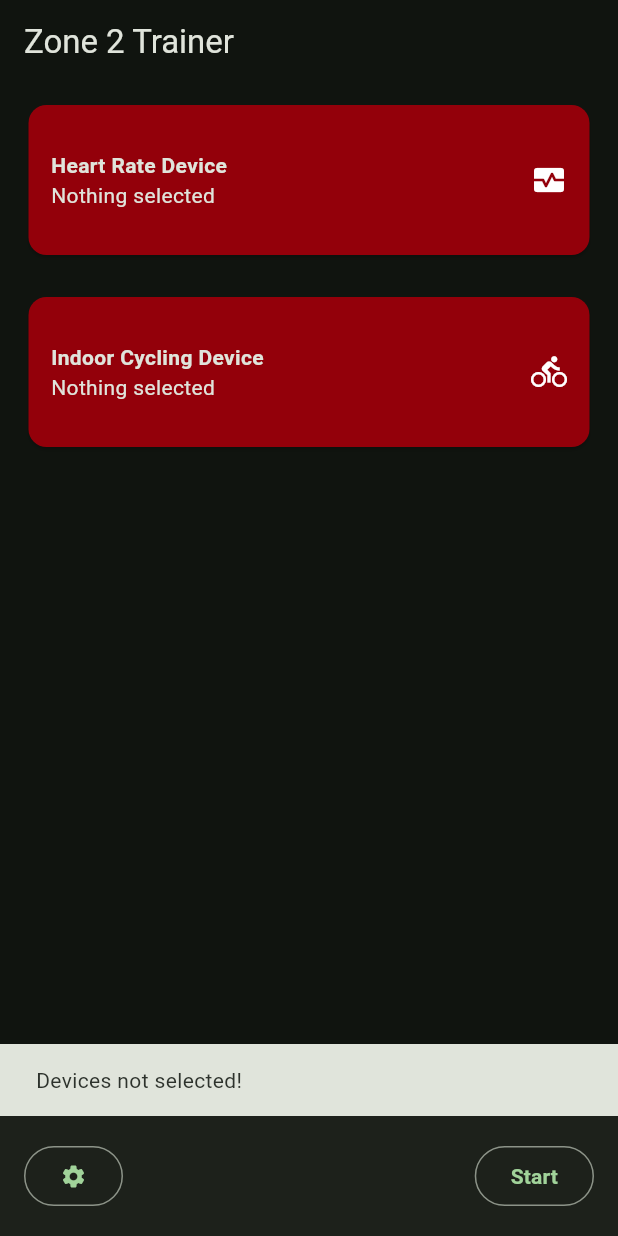
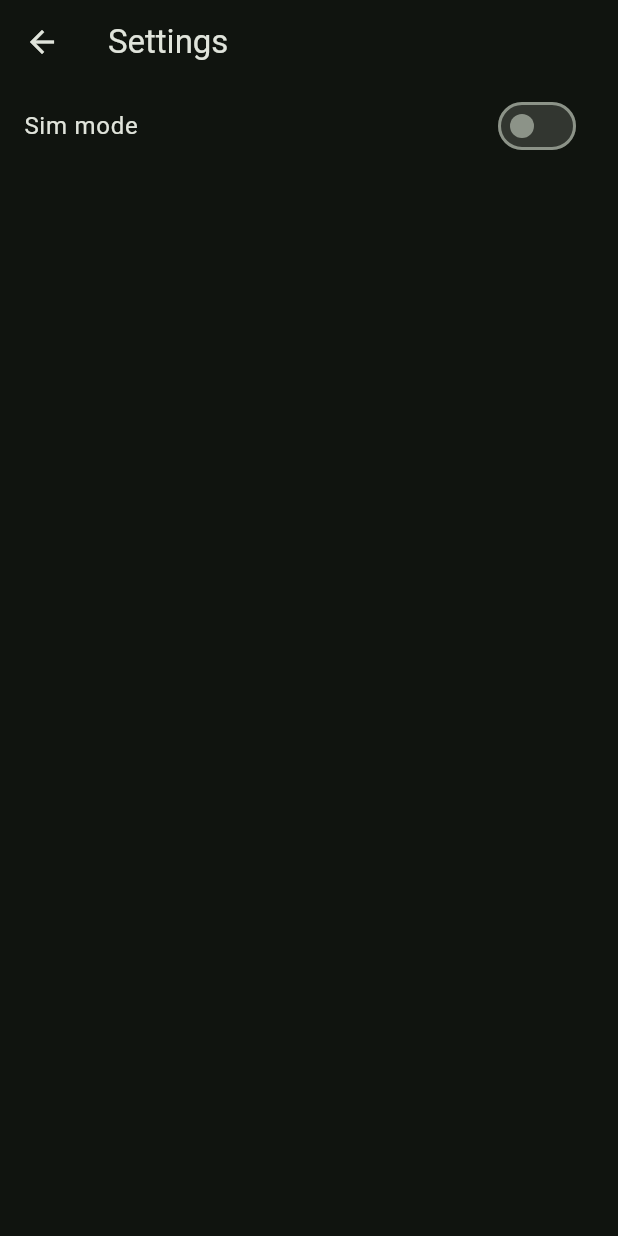
Before and after one commit to ray-cronelea/zone-2-training, a Flutter app: the screen it shows after launch, after a tap on the "settings" icon, on a phone screen of 412 x 824 dp. Run offline on Flutter 3.47's test engine with Material 3 defaults, Android fonts, the light colour scheme and no system bars; our stand-ins replace flutter_blue_plus, permission_handler, shared_preferences, syncfusion_flutter_charts; missing offline and left inert: keep_screen_on, simple_pid.

Commit message:
checkpoint before refactor

```diff
--- /dev/null
+++ b/lib/SettingsScreen.dart
@@ -0,0 +1,63 @@
+import 'dart:async';
+
+import 'package:flutter/material.dart';
+import 'package:zone_2_training/preferences.dart';
+
+class SettingsScreen extends StatefulWidget {
+  const SettingsScreen({super.key});
+
+  @override
+  State<StatefulWidget> createState() => _SettingsScreenState();
+}
+
+class _SettingsScreenState extends State<SettingsScreen> {
+  bool _simMode = false;
+
+  @override
+  void initState() {
+    super.initState();
+    readSimMode();
+  }
+
+  Future<void> readSimMode() async {
+    bool simMode = await Preferences.isSimMode();
+    setState(() {
+      _simMode = simMode;
+    });
+  }
+
+  Future<void> writeSimMode(bool value) async {
+    await Preferences.saveSimMode(value);
+    setState(() {
+      _simMode = value;
+    });
+  }
+
+  @override
+  Widget build(BuildContext context) {
+    return Scaffold(
+      appBar: AppBar(
+        title: const Text('Settings'),
+      ),
+      body: ListView(
+        children: [
+          ListTile(
+            title: const Text("Sim mode"),
+            trailing: Switch(
+              value: _simMode,
+              onChanged: (bool value) {
+                print("New value $value");
+                writeSimMode(value);
+              },
+            ),
+          )
+        ],
+      ),
+    );
+  }
+
+  @override
+  void dispose() {
+    super.dispose();
+  }
+}
--- a/lib/main.dart
+++ b/lib/main.dart
@@ -5,8 +5,7 @@ import 'package:flutter/cupertino.dart';
 import 'package:flutter/material.dart';
 import 'package:flutter_blue_plus/flutter_blue_plus.dart';
 import 'package:permission_handler/permission_handler.dart';
-import 'package:shared_preferences/shared_preferences.dart';
-import 'package:zone_2_training/preferences.dart';
+import 'package:zone_2_training/SettingsScreen.dart';
 
 import 'BluetoothSelectionScreen.dart';
 import 'ExerciseScreen.dart';
@@ -48,17 +47,9 @@ class _MyAppState extends State<MyApp> {
   BluetoothDevice? hrmBluetoothDevice;
   BluetoothDevice? indoorBikeBluetoothDevice;
 
-  late SharedPreferences prefs;
-
   @override
   void initState() {
     super.initState();
-    setUpPreferences();
-  }
-
-  Future<void> setUpPreferences() async {
-    prefs = await SharedPreferences.getInstance();
-    prefs.setBool(PreferenceConstants.SIM_MODE, false);
   }
 
   @override
@@ -85,7 +76,7 @@ class _MyAppState extends State<MyApp> {
               OutlinedButton(
                 child: const Icon(Icons.settings),
                 onPressed: () {
-                  ScaffoldMessenger.of(context).showSnackBar(const SnackBar(content: Text('Devices not selected!')));
+                  _navigateToSettings(context);
                 },
               ),
               const Spacer(),
@@ -197,26 +188,6 @@ class _MyAppState extends State<MyApp> {
     );
   }
 
-  Widget _buildButtons(BuildContext context) {
-    return Column(
-      mainAxisAlignment: MainAxisAlignment.spaceEvenly,
-      children: <Widget>[
-        ElevatedButton(
-          child: const Text('Pick HRM'),
-          onPressed: () => _navigateAndSelectHRMBluetoothDevice(context),
-        ),
-        ElevatedButton(
-          child: const Text('Pick Indoor Bike'),
-          onPressed: () => _navigateAndSelectIndoorBikeBluetoothDevice(context),
-        ),
-        ElevatedButton(
-          onPressed: readyToStartActivity() ? () => _navigateToExercise(context) : null,
-          child: const Text('Start'),
-        ),
-      ],
-    );
-  }
-
   bool hrmSelected() => hrmBluetoothDevice != null;
 
   bool indoorBikeSelected() => indoorBikeBluetoothDevice != null;
@@ -245,4 +216,11 @@ class _MyAppState extends State<MyApp> {
       MaterialPageRoute(builder: (context) => ExerciseScreen(hrmBluetoothDevice!, indoorBikeBluetoothDevice!)),
     );
   }
+
+  Future<void> _navigateToSettings(BuildContext context) async {
+    Navigator.push(
+      context,
+      MaterialPageRoute(builder: (context) => SettingsScreen()),
+    );
+  }
 }
--- a/lib/preferences.dart
+++ b/lib/preferences.dart
@@ -1,3 +1,25 @@
-class PreferenceConstants {
+import 'package:shared_preferences/shared_preferences.dart';
+
+class Preferences {
   static const String SIM_MODE = "SIM MODE";
+  static final Future<SharedPreferences> _prefs = SharedPreferences.getInstance();
+
+  static saveSimMode(bool simMode) async {
+    SharedPreferences pref = await _prefs;
+    pref.setBool(SIM_MODE, simMode).then((value) => print('Did setBool write: $value'));
+  }
+
+  static Future<bool> isSimMode() async {
+    SharedPreferences pref = await _prefs;
+    bool? simMode = pref.getBool(SIM_MODE);
+
+    print('Sim mode value read : $simMode');
+
+    if (simMode != null) {
+      return simMode;
+    }
+
+    print("No value read from saved preferences. Returning default");
+    return false;
+  }
 }
```
Also changed, not shown: lib/ExerciseScreen.dart (+19 -9 lines), lib/core/ExerciseCore.dart (+7 -7 lines).
